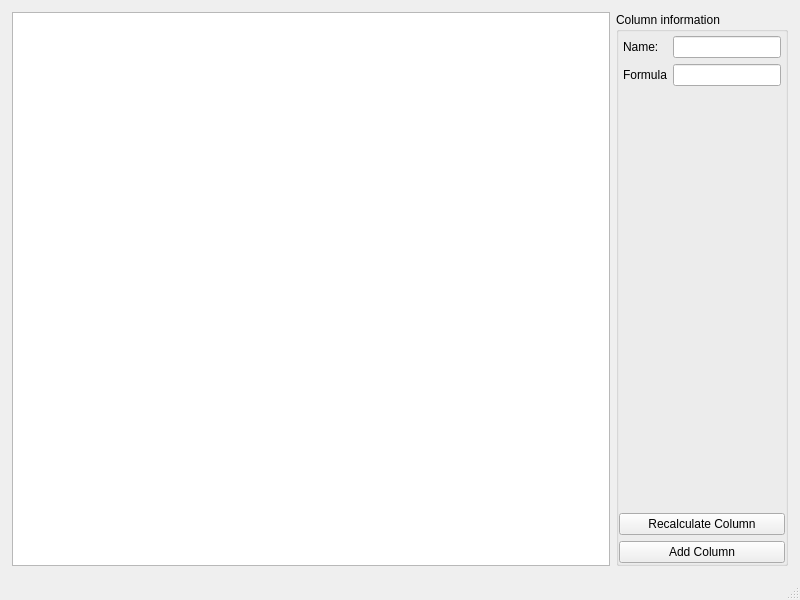
The window that analyser.ui (davidfokkema/tailor) describes before a commit, drawn with Qt 5.
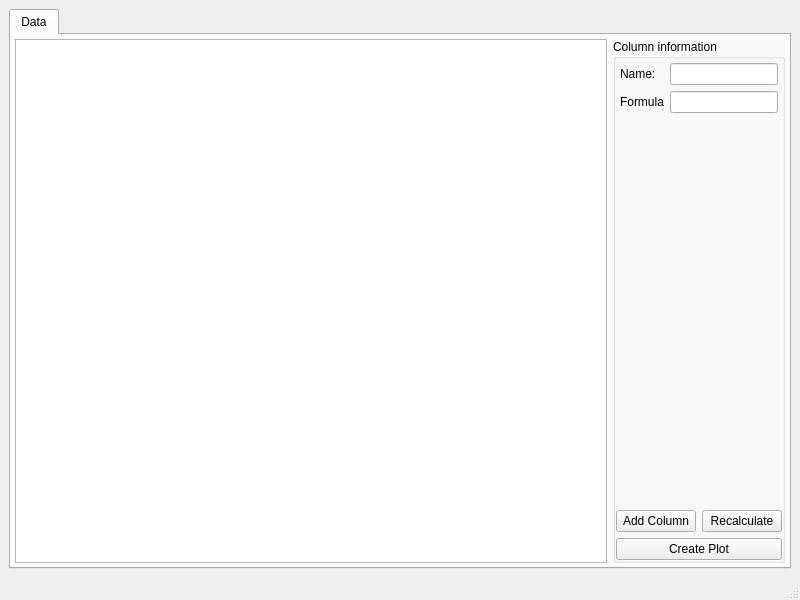
The same window after the commit.

```diff
--- a/analyser.ui
+++ b/analyser.ui
@@ -14,18 +14,28 @@
    <string>Analyser</string>
   </property>
   <widget class="QWidget" name="centralwidget">
+   <layout class="QVBoxLayout" name="verticalLayout_2">
+    <item>
+     <widget class="QTabWidget" name="tabWidget">
+      <property name="currentIndex">
+       <number>0</number>
+      </property>
+      <widget class="QWidget" name="data">
+       <attribute name="title">
+        <string>Data</string>
+       </attribute>
    <layout class="QHBoxLayout" name="horizontalLayout">
     <property name="leftMargin">
-     <number>12</number>
+         <number>4</number>
     </property>
     <property name="topMargin">
-     <number>12</number>
+         <number>4</number>
     </property>
     <property name="rightMargin">
-     <number>12</number>
+         <number>4</number>
     </property>
     <property name="bottomMargin">
-     <number>12</number>
+         <number>4</number>
     </property>
     <item>
      <widget class="QTableView" name="data_view">
@@ -42,7 +52,7 @@
       <property name="title">
        <string>Column information</string>
       </property>
-      <layout class="QVBoxLayout" name="verticalLayout">
+          <layout class="QVBoxLayout" name="verticalLayout" stretch="1,0,0">
        <property name="leftMargin">
         <number>0</number>
        </property>
@@ -92,20 +102,41 @@
         </layout>
        </item>
        <item>
-        <widget class="QPushButton" name="recalculate_button">
-         <property name="text">
-          <string>Recalculate Column</string>
-         </property>
-        </widget>
-       </item>
+            <layout class="QHBoxLayout" name="horizontalLayout_2">
        <item>
         <widget class="QPushButton" name="add_column_button">
+               <property name="sizePolicy">
+                <sizepolicy hsizetype="Minimum" vsizetype="Fixed">
+                 <horstretch>0</horstretch>
+                 <verstretch>0</verstretch>
+                </sizepolicy>
+               </property>
          <property name="text">
           <string>Add Column</string>
          </property>
         </widget>
        </item>
-      </layout>
+             <item>
+              <widget class="QPushButton" name="recalculate_button">
+               <property name="text">
+                <string>Recalculate</string>
+               </property>
+              </widget>
+             </item>
+            </layout>
+           </item>
+           <item>
+            <widget class="QPushButton" name="create_plot_button">
+             <property name="text">
+              <string>Create Plot</string>
+             </property>
+            </widget>
+           </item>
+          </layout>
+         </widget>
+        </item>
+       </layout>
+      </widget>
      </widget>
     </item>
    </layout>
```
Lines whose indentation alone changed are shown as unchanged.
